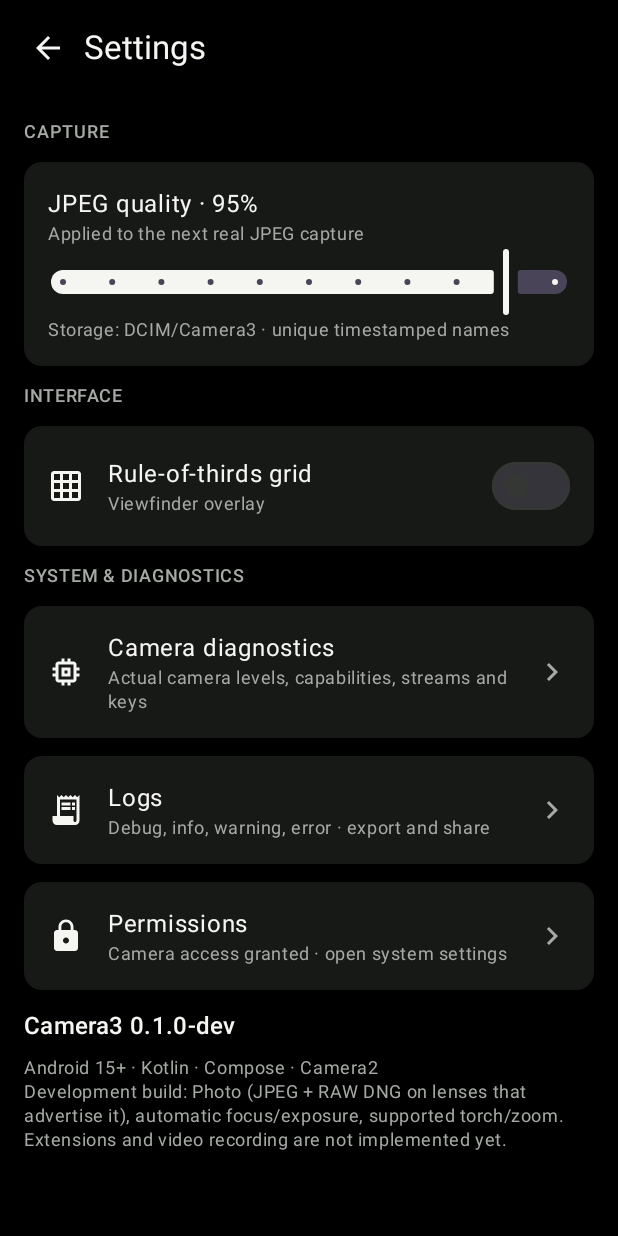
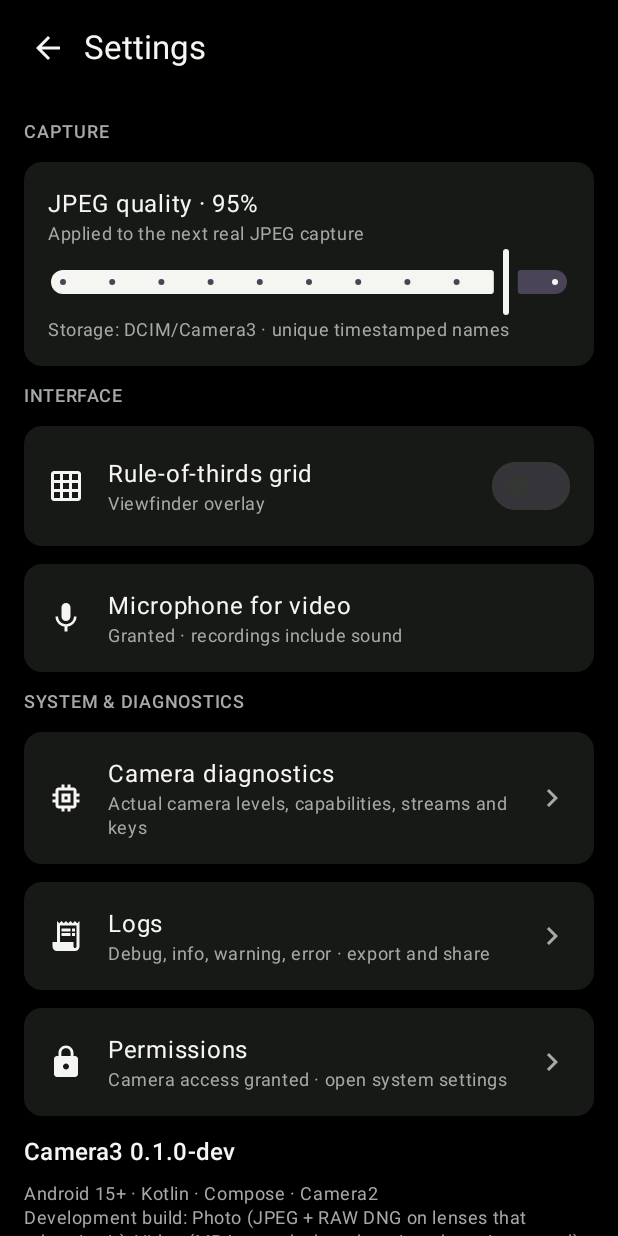
Before and after one commit to StarDust-Git-Code/camera-3, an Android app built with Jetpack Compose: the screen it shows after launch (MainActivity), after a tap on "Open settings", on a phone screen of 412 x 824 dp. Run offline under Robolectric (Android 15) with nearby library versions, the phone set to English and light mode, and no system bars.

Commit message:
Implement Video (MP4) recording pipeline, first cut (M4, build-verified)
- Discovery reads MediaRecorder output sizes; diagnostics show them per lens
- Policy: largest 16:9 <=1080p video size with aspect-matched preview, else
  Video unavailable; new model test (12 total)
- Plan-driven sessions (StreamPlan.Photo/Video); mode switch rekeys the
  preview surface and reopens the camera with preview + recorder surface,
  TEMPLATE_RECORD repeating request; zoom/torch usable while RECORDING
- MediaRecorder prepared before openCamera with a pending MediaStore fd
  (openVideoOutput); MPEG-4/H264 + AAC only with RECORD_AUDIO (silent by
  default, Settings Grant row); 30 fps; ~5 Mbps/MP; orientation hint frozen
  at attach
- finalizeRecording shared by user stop, backgrounding and close(): recorder
  stopped/released exactly once, publish if frames recorded, discard otherwise
- UI: Photo/Video tabs, record/stop shutter with REC timer, MP4 top-row label,
  video-unavailable message; RECORD_AUDIO in manifest
- Docs: D-017, ROADMAP M4 status note, TESTING/PROGRESS/HANDOFF updates

```diff
--- a/app/src/main/AndroidManifest.xml
+++ b/app/src/main/AndroidManifest.xml
@@ -1,6 +1,7 @@
 <?xml version="1.0" encoding="utf-8"?>
 <manifest xmlns:android="http://schemas.android.com/apk/res/android">
     <uses-permission android:name="android.permission.CAMERA" />
+    <uses-permission android:name="android.permission.RECORD_AUDIO" />
     <uses-feature android:name="android.hardware.camera.any" android:required="true" />
     <application
         android:name=".Camera3Application"
--- a/app/src/main/kotlin/dev/camera3/app/ui/Camera3Root.kt
+++ b/app/src/main/kotlin/dev/camera3/app/ui/Camera3Root.kt
@@ -25,6 +25,7 @@ import androidx.compose.runtime.*
 import androidx.compose.runtime.saveable.rememberSaveable
 import androidx.compose.ui.Alignment
 import androidx.compose.ui.Modifier
+import androidx.compose.ui.graphics.Color
 import androidx.compose.ui.graphics.ImageBitmap
 import androidx.compose.ui.graphics.asImageBitmap
 import androidx.compose.ui.graphics.vector.ImageVector
@@ -38,9 +39,12 @@ import androidx.lifecycle.compose.LocalLifecycleOwner
 import androidx.lifecycle.compose.collectAsStateWithLifecycle
 import dev.camera3.app.CameraUiState
 import dev.camera3.app.CameraViewModel
+import dev.camera3.model.CameraMode
 import dev.camera3.model.CameraPhase
 import dev.camera3.model.CameraPolicy
 import kotlinx.coroutines.Dispatchers
+import kotlinx.coroutines.delay
+import kotlinx.coroutines.isActive
 import kotlinx.coroutines.launch
 import kotlinx.coroutines.withContext
 import java.util.Locale
@@ -107,7 +111,7 @@ fun Camera3Root(model: CameraViewModel) {
                     openPhoto = { uri ->
                         try {
                             context.startActivity(Intent(Intent.ACTION_VIEW).apply {
-                                setDataAndType(uri, "image/*")
+                                setDataAndType(uri, context.contentResolver.getType(uri) ?: "image/*")
                                 addFlags(Intent.FLAG_GRANT_READ_URI_PERMISSION)
                             })
                         } catch (_: ActivityNotFoundException) { notice = "No installed app can open this photo" }
@@ -148,6 +152,7 @@ private fun ColumnScope.CameraScreen(
         IconButton(onClick = model::torch, enabled = ready && ui.selected?.supportsTorch == true) {
             Icon(if (ui.runtime.torch) Icons.Default.FlashOn else Icons.Default.FlashOff, "Toggle continuous torch")
         }
+        if (ui.mode == CameraMode.PHOTO) {
             if (ui.selected?.supportsRaw == true) {
                 FilterChip(selected = ui.preferences.raw, onClick = { model.setRaw(!ui.preferences.raw) },
                     enabled = changingAllowed, label = { Text("RAW") })
@@ -158,11 +163,18 @@ private fun ColumnScope.CameraScreen(
             Text(ui.configuration?.jpeg?.let {
                 "${String.format(Locale.US, "%.1f", it.area / 1_000_000.0)} MP" + if (ui.preferences.raw) " · RAW" else ""
             } ?: "PHOTO", style = MaterialTheme.typography.labelMedium)
+        } else {
+            Text(ui.videoConfiguration?.let {
+                "MP4 · ${it.video.height}p" + if (!it.mic) " · silent" else ""
+            } ?: "MP4 · unavailable", style = MaterialTheme.typography.labelMedium)
+        }
         IconButton(onClick = settings) { Icon(Icons.Default.Settings, "Open settings") }
     }
     Box(Modifier.fillMaxWidth().weight(1f), contentAlignment = Alignment.Center) {
         val camera = ui.selected
         val config = ui.configuration
+        val videoConfig = ui.videoConfiguration
+        val preview = if (ui.mode == CameraMode.PHOTO) config?.preview else videoConfig?.preview
         when {
             !ui.permission -> CameraMessage("Camera access", "Allow camera access to inspect real hardware and start the viewfinder.",
                 "Allow camera", askPermission, "App permissions", appSettings)
@@ -171,10 +183,16 @@ private fun ColumnScope.CameraScreen(
             }
             !ui.eligible -> CameraMessage("LEVEL_3 required", "No accessible camera reports LEVEL_3. Capture is disabled on this device.",
                 "Retry discovery", model::retry, "View diagnostics", diagnostics)
-            camera == null || config == null -> CameraMessage("No baseline configuration", "LEVEL_3 is reported, but no qualifying camera exposes matching JPEG and preview sizes.",
+            camera == null || (ui.mode == CameraMode.PHOTO && config == null) -> CameraMessage("No baseline configuration",
+                "LEVEL_3 is reported, but no qualifying camera exposes matching JPEG and preview sizes.",
                 "Retry discovery", model::discover, "View diagnostics", diagnostics)
-            else -> {
-                CameraPreview(camera, config, ui.preferences.grid, Modifier.fillMaxSize(), model::attachSurface, model::detachSurface)
+            ui.mode == CameraMode.VIDEO && videoConfig == null -> CameraMessage("Video unavailable on this lens",
+                "No 16:9 MediaRecorder size at or under 1080p has a matching preview stream. Photo remains available.",
+                "Back to photo", { model.setMode(CameraMode.PHOTO) }, "View diagnostics", diagnostics)
+            camera != null && preview != null -> {
+                key(ui.mode) {
+                    CameraPreview(camera, preview, ui.preferences.grid, Modifier.fillMaxSize(), model::attachSurface, model::detachSurface)
+                }
                 if (ui.runtime.phase == CameraPhase.ERROR) {
                     CameraMessage("Camera could not start", ui.runtime.message, "Retry", model::retry, "Diagnostics", diagnostics)
                 } else if (ui.runtime.phase in listOf(CameraPhase.OPENING, CameraPhase.CONFIGURING, CameraPhase.CLOSING)) {
@@ -194,30 +212,70 @@ private fun ColumnScope.CameraScreen(
     if (ui.eligible && ui.cameras.size > 1) LazyRow(
         Modifier.fillMaxWidth(), contentPadding = PaddingValues(horizontal = 16.dp), horizontalArrangement = Arrangement.spacedBy(8.dp),
     ) {
-        items(ui.cameras.filter { CameraPolicy.configuration(it, ui.preferences.raw) != null }, key = { it.id }) { camera ->
+        items(ui.cameras.filter { camera ->
+            if (ui.mode == CameraMode.PHOTO) CameraPolicy.configuration(camera, ui.preferences.raw) != null
+            else CameraPolicy.videoConfiguration(camera, ui.micGranted) != null
+        }, key = { it.id }) { camera ->
             FilterChip(selected = camera.id == ui.selectedId, onClick = { model.selectCamera(camera.id) },
                 label = { Text(camera.label) }, enabled = changingAllowed)
         }
     }
     LazyRow(Modifier.fillMaxWidth(), contentPadding = PaddingValues(horizontal = 12.dp),
         horizontalArrangement = Arrangement.spacedBy(2.dp, Alignment.CenterHorizontally)) {
-        items(listOf("Night", "Portrait", "Photo", "Video", "Pro Video")) { mode ->
-            if (mode == "Photo") Surface(shape = CircleShape, color = Foreground, modifier = Modifier.padding(vertical = 8.dp)) {
-                Text("Photo", color = Ink, modifier = Modifier.padding(horizontal = 18.dp, vertical = 8.dp), style = MaterialTheme.typography.labelMedium)
-            } else TextButton(onClick = {}, enabled = false) { Text(mode, style = MaterialTheme.typography.labelMedium) }
+        items(listOf("Night", "Portrait", "Photo", "Video", "Pro Video")) { label ->
+            val mode = if (label == "Photo") CameraMode.PHOTO else CameraMode.VIDEO
+            val usable = mode == CameraMode.PHOTO && ui.configuration != null || mode == CameraMode.VIDEO && ui.videoUsable
+            when {
+                label !in listOf("Photo", "Video") ->
+                    TextButton(onClick = {}, enabled = false) { Text(label, style = MaterialTheme.typography.labelMedium) }
+                ui.mode == mode -> Surface(shape = CircleShape, color = Foreground, modifier = Modifier.padding(vertical = 8.dp)) {
+                    Text(label, color = Ink, modifier = Modifier.padding(horizontal = 18.dp, vertical = 8.dp),
+                        style = MaterialTheme.typography.labelMedium)
+                }
+                else -> TextButton(onClick = { model.setMode(mode) }, enabled = usable && changingAllowed) {
+                    Text(label, style = MaterialTheme.typography.labelMedium)
                 }
             }
-    Text(if (ui.selected?.supportsRaw == true) "Photo capture · RAW (DNG) available on this lens"
-        else "This development build supports Photo only", color = Muted, style = MaterialTheme.typography.labelSmall,
+        }
+    }
+    val recording = ui.runtime.phase == CameraPhase.RECORDING
+    if (recording) {
+        val seconds = remember(ui.runtime.phase, ui.runtime.cameraId) { mutableIntStateOf(0) }
+        LaunchedEffect(ui.runtime.phase, ui.runtime.cameraId) {
+            while (isActive) { delay(1_000); seconds.intValue++ }
+        }
+        Text(String.format(Locale.US, "● REC %02d:%02d", seconds.intValue / 60, seconds.intValue % 60),
+            color = Color(0xFFFF5252), style = MaterialTheme.typography.labelMedium,
             modifier = Modifier.align(Alignment.CenterHorizontally))
+    } else {
+        Text(when {
+            ui.mode == CameraMode.VIDEO -> if (ui.micGranted) "Video · MP4 with sound to DCIM/Camera3"
+                else "Video · silent MP4 to DCIM/Camera3 (no microphone)"
+            ui.selected?.supportsRaw == true -> "Photo capture · RAW (DNG) available on this lens"
+            else -> "This development build supports Photo only"
+        }, color = Muted, style = MaterialTheme.typography.labelSmall,
+            modifier = Modifier.align(Alignment.CenterHorizontally))
+    }
     Row(Modifier.fillMaxWidth().padding(horizontal = 24.dp, vertical = 14.dp),
         verticalAlignment = Alignment.CenterVertically, horizontalArrangement = Arrangement.SpaceBetween) {
         GalleryButton(ui.lastPhoto, openPhoto)
-        Surface(onClick = { model.capture(context.display?.rotation ?: 0) }, enabled = ready,
-            shape = CircleShape, color = Ink, modifier = Modifier.size(76.dp).border(2.dp, if (ready) Foreground else Muted, CircleShape)) {
-            Box(Modifier.padding(6.dp).background(if (ready) Foreground else Panel, CircleShape), contentAlignment = Alignment.Center) {
-                if (ui.runtime.phase == CameraPhase.CAPTURING) CircularProgressIndicator(Modifier.size(24.dp), color = Foreground)
-                else Icon(Icons.Default.CameraAlt, "Capture JPEG photo", tint = if (ready) Ink else Muted, modifier = Modifier.size(22.dp))
+        Surface(onClick = {
+            if (ui.mode == CameraMode.VIDEO) {
+                if (recording) model.stopRecording() else model.startRecording()
+            } else model.capture(context.display?.rotation ?: 0)
+        }, enabled = if (ui.mode == CameraMode.VIDEO) (recording || (ready && !ui.busy)) else ready,
+            shape = CircleShape, color = Ink,
+            modifier = Modifier.size(76.dp).border(2.dp, if (recording) Color(0xFFFF5252) else if (ready) Foreground else Muted, CircleShape)) {
+            Box(Modifier.padding(6.dp).background(if (ready || recording) Foreground else Panel, CircleShape), contentAlignment = Alignment.Center) {
+                if (ui.runtime.phase == CameraPhase.CAPTURING) {
+                    CircularProgressIndicator(Modifier.size(24.dp), color = Foreground)
+                } else when (ui.mode) {
+                    CameraMode.VIDEO -> Icon(if (recording) Icons.Default.Stop else Icons.Default.FiberManualRecord,
+                        if (recording) "Stop recording" else "Start recording",
+                        tint = if (recording) Ink else Color(0xFFFF5252), modifier = Modifier.size(26.dp))
+                    CameraMode.PHOTO -> Icon(Icons.Default.CameraAlt, "Capture JPEG photo",
+                        tint = if (ready) Ink else Muted, modifier = Modifier.size(22.dp))
+                }
             }
         }
         IconButton(onClick = model::switchCamera, enabled = ui.eligible && ui.cameras.size > 1 && changingAllowed,
--- a/app/src/main/kotlin/dev/camera3/app/ui/SettingsScreen.kt
+++ b/app/src/main/kotlin/dev/camera3/app/ui/SettingsScreen.kt
@@ -1,5 +1,7 @@
 package dev.camera3.app.ui
 
+import androidx.activity.compose.rememberLauncherForActivityResult
+import androidx.activity.result.contract.ActivityResultContracts
 import androidx.compose.foundation.layout.*
 import androidx.compose.foundation.lazy.LazyColumn
 import androidx.compose.foundation.shape.RoundedCornerShape
@@ -18,6 +20,9 @@ import dev.camera3.app.CameraViewModel
 fun SettingsScreen(ui: CameraUiState, model: CameraViewModel, back: () -> Unit,
                    diagnostics: () -> Unit, logs: () -> Unit, permissions: () -> Unit) {
     var quality by remember(ui.preferences.jpegQuality) { mutableFloatStateOf(ui.preferences.jpegQuality.toFloat()) }
+    val micLauncher = rememberLauncherForActivityResult(ActivityResultContracts.RequestPermission()) {
+        model.checkPermission()
+    }
     PageHeader("Settings", back)
     LazyColumn(Modifier.fillMaxSize(), contentPadding = PaddingValues(16.dp), verticalArrangement = Arrangement.spacedBy(12.dp)) {
         item { Text("CAPTURE", color = Muted, style = MaterialTheme.typography.labelMedium) }
@@ -42,6 +47,21 @@ fun SettingsScreen(ui: CameraUiState, model: CameraViewModel, back: () -> Unit,
                 }
             }
         }
+        item {
+            Surface(color = Panel, shape = RoundedCornerShape(12.dp)) {
+                Row(Modifier.fillMaxWidth().padding(16.dp), verticalAlignment = Alignment.CenterVertically) {
+                    Icon(Icons.Default.Mic, null); Spacer(Modifier.width(16.dp))
+                    Column(Modifier.weight(1f)) {
+                        Text("Microphone for video")
+                        Text(if (ui.micGranted) "Granted · recordings include sound"
+                        else "Not granted · video records silently", color = Muted, style = MaterialTheme.typography.bodySmall)
+                    }
+                    if (!ui.micGranted) TextButton(onClick = {
+                        micLauncher.launch(android.Manifest.permission.RECORD_AUDIO)
+                    }) { Text("Grant") }
+                }
+            }
+        }
         item { Text("SYSTEM & DIAGNOSTICS", color = Muted, style = MaterialTheme.typography.labelMedium) }
         item { SettingsRow(Icons.Default.Memory, "Camera diagnostics", "Actual camera levels, capabilities, streams and keys", diagnostics) }
         item { SettingsRow(Icons.Default.ReceiptLong, "Logs", "Debug, info, warning, error · export and share", logs) }
@@ -49,7 +69,7 @@ fun SettingsScreen(ui: CameraUiState, model: CameraViewModel, back: () -> Unit,
         item {
             Text("Camera3 ${BuildConfig.VERSION_NAME}", style = MaterialTheme.typography.titleMedium)
             Spacer(Modifier.height(8.dp))
-            Text("Android 15+ · Kotlin · Compose · Camera2\nDevelopment build: Photo (JPEG + RAW DNG on lenses that advertise it), automatic focus/exposure, supported torch/zoom. Extensions and video recording are not implemented yet.",
+            Text("Android 15+ · Kotlin · Compose · Camera2\nDevelopment build: Photo (JPEG + RAW DNG on lenses that advertise it), Video (MP4, sound when the microphone is granted), automatic focus/exposure, supported torch/zoom. Extension modes are not implemented yet.",
                 color = Muted, style = MaterialTheme.typography.bodySmall)
         }
     }
--- a/core/model/src/main/kotlin/dev/camera3/model/CameraModels.kt
+++ b/core/model/src/main/kotlin/dev/camera3/model/CameraModels.kt
@@ -2,8 +2,9 @@ package dev.camera3.model
 
 enum class HardwareLevel { LEVEL_3, FULL, LIMITED, LEGACY, EXTERNAL, UNKNOWN }
 enum class LensFacing { BACK, FRONT, EXTERNAL, UNKNOWN }
-enum class CameraPhase { IDLE, OPENING, CONFIGURING, PREVIEWING, CAPTURING, CLOSING, ERROR }
+enum class CameraPhase { IDLE, OPENING, CONFIGURING, PREVIEWING, CAPTURING, RECORDING, CLOSING, ERROR }
 enum class LogLevel { DEBUG, INFO, WARNING, ERROR }
+enum class CameraMode { PHOTO, VIDEO }
 
 data class Dimensions(val width: Int, val height: Int) {
     init { require(width > 0 && height > 0) }
@@ -20,6 +21,7 @@ data class CameraDescriptor(
     val jpegSizes: List<Dimensions>,
     val previewSizes: List<Dimensions>,
     val rawSizes: List<Dimensions> = emptyList(),
+    val videoSizes: List<Dimensions> = emptyList(),
     val physicalIds: Set<String> = emptySet(),
     val capabilities: Set<String> = emptySet(),
     val requestKeys: Set<String> = emptySet(),
@@ -39,11 +41,13 @@ data class CameraDescriptor(
 }
 
 data class PhotoConfiguration(val jpeg: Dimensions, val preview: Dimensions, val raw: Dimensions? = null)
+data class VideoConfiguration(val video: Dimensions, val preview: Dimensions, val mic: Boolean)
 data class PhotoPreferences(val grid: Boolean = false, val jpegQuality: Int = 95, val raw: Boolean = false) {
     init { require(jpegQuality in 50..100) }
 }
 data class CameraRuntime(
     val phase: CameraPhase = CameraPhase.IDLE,
+    val mode: CameraMode = CameraMode.PHOTO,
     val cameraId: String? = null,
     val configuration: PhotoConfiguration? = null,
     val message: String = "Camera is idle",
```
Also changed, not shown: app/src/main/kotlin/dev/camera3/app/CameraViewModel.kt (+42 -7 lines), app/src/main/kotlin/dev/camera3/app/ui/CameraPreview.kt (+6 -6 lines), core/camera/src/main/kotlin/dev/camera3/camera/CameraDiscovery.kt (+9 -1 lines), core/camera/src/main/kotlin/dev/camera3/camera/CameraEngine.kt (+199 -22 lines), core/media/src/main/kotlin/dev/camera3/media/PhotoStore.kt (+40 -0 lines), core/model/src/main/kotlin/dev/camera3/model/CameraPolicy.kt (+17 -0 lines), 6 other files. Lines whose indentation alone changed are shown as unchanged.
